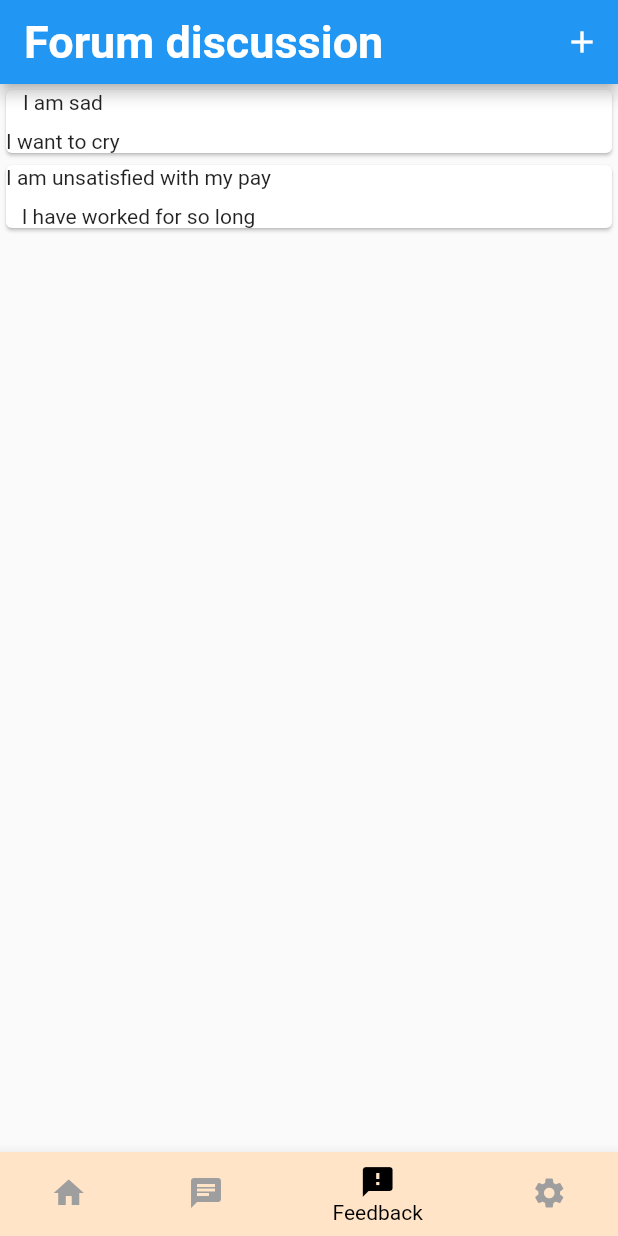
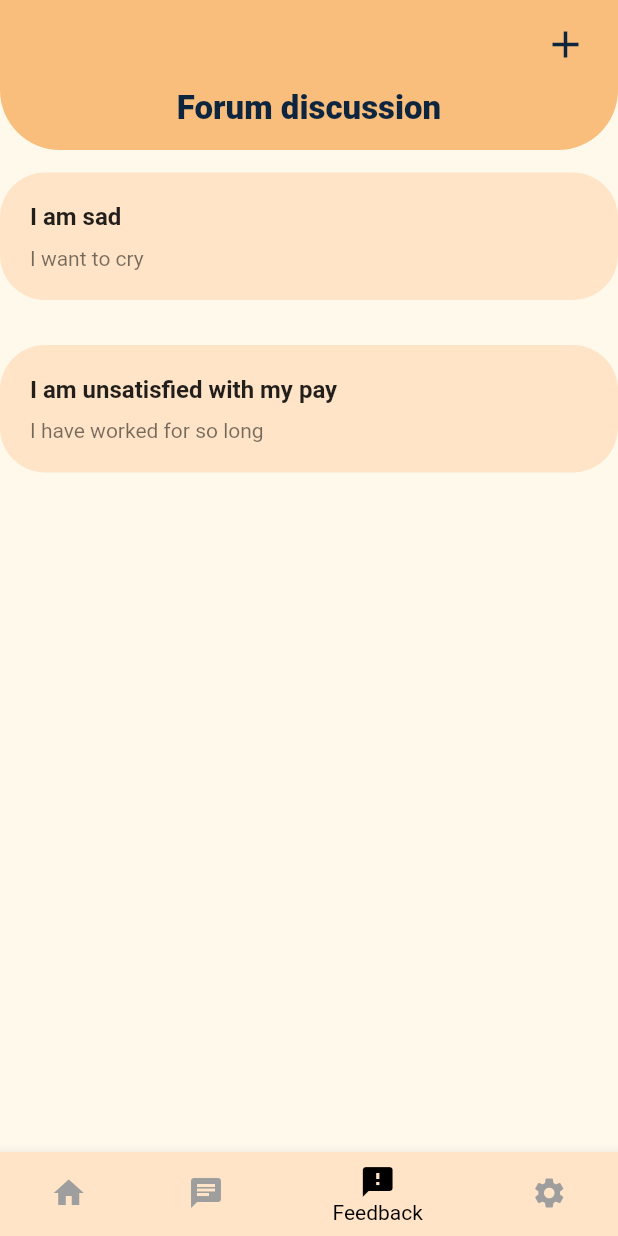
Before and after one commit to mcbebu/bakchormeenonspicy, a Flutter app: the screen it shows after launch, item 3 of the bottom bar chosen, on a phone screen of 412 x 824 dp. Run offline on Flutter 3.47's test engine with Material 2 defaults, Android fonts, the phone set to English and light mode, and no system bars; our stand-ins replace percent_indicator.

Commit message:
beautified forum

```diff
--- a/lib/screens/ForumDiscussion.dart
+++ b/lib/screens/ForumDiscussion.dart
@@ -1,6 +1,11 @@
 import 'dart:ui';
 
 import 'package:flutter/material.dart';
+import 'package:flutter_bak/screens/questionaire.dart';
+import 'package:flutter_bak/theme/colors/light_colors.dart';
+import 'package:flutter_bak/widgets/task_column.dart';
+import 'package:flutter_bak/widgets/task_container.dart';
+import 'package:flutter_bak/widgets/top_container.dart';
 
 class ForumDiscussion extends StatefulWidget {
   @override
@@ -8,28 +13,78 @@ class ForumDiscussion extends StatefulWidget {
 }
 
 class _ForumDiscussion extends State<ForumDiscussion> {
-  final List<Post> posts = [new Post("I am sad", "I want to cry"), new Post("I am unsatisfied with my pay", "I have worked for so long")];
-
+  final List<Post> posts = [
+    new Post("I am sad", "I want to cry"),
+    new Post("I am unsatisfied with my pay", "I have worked for so long")
+  ];
   @override
   Widget build(BuildContext context) {
-    return new Scaffold(
-      appBar: new AppBar(
-        title: new Text(
-          "Forum discussion",
-          style: new TextStyle(fontSize: 30, fontWeight: FontWeight.bold),
-        ),
-        actions: <Widget>[
-          new IconButton(
-            onPressed: () => debugPrint("add"),
-            icon: new Icon(Icons.add),
-          )
-        ],
-      ),
-      body: new Container(
-        child: new ListView.builder(
-          itemBuilder: (context, int index) =>
-          posts[index],
-          itemCount: this.posts.length,
+    double width = MediaQuery.of(context).size.width;
+    return Scaffold(
+      backgroundColor: LightColors.kLightYellow,
+      body: SafeArea(
+        child: Column(
+          children: <Widget>[
+            TopContainer(
+              height: 100,
+              width: width,
+              child: Column(
+                  mainAxisAlignment: MainAxisAlignment.spaceEvenly,
+                  children: <Widget>[
+                    Row(
+                      mainAxisAlignment: MainAxisAlignment.spaceBetween,
+                      children: <Widget>[
+                        Text(''),
+                        SizedBox(width: 20.0),
+                        Text(''),
+                        GestureDetector(
+                          onTap: () {
+                            Navigator.push(
+                              context,
+                              MaterialPageRoute(
+                                  builder: (context) => Questionaire()),
+                            );
+                          },
+                          child: Icon(Icons.add,
+                              color: LightColors.kDarkBlue, size: 30.0),
+                        )
+                      ],
+                    ),
+                    Padding(
+                      padding: const EdgeInsets.symmetric(
+                          horizontal: 0, vertical: 0.0),
+                      child: Row(
+                        crossAxisAlignment: CrossAxisAlignment.center,
+                        mainAxisAlignment: MainAxisAlignment.spaceEvenly,
+                        children: <Widget>[
+                          Column(
+                            crossAxisAlignment: CrossAxisAlignment.center,
+                            children: <Widget>[
+                              Container(
+                                child: Text(
+                                  'Forum discussion',
+                                  textAlign: TextAlign.start,
+                                  style: TextStyle(
+                                    fontSize: 22.0,
+                                    color: LightColors.kDarkBlue,
+                                    fontWeight: FontWeight.w800,
+                                  ),
+                                ),
+                              ),
+                            ],
+                          ),
+                        ],
+                      ),
+                    )
+                  ]),
+            ),
+            Expanded(
+              child: ListView.builder(
+                itemCount: posts.length,
+                itemBuilder: (context, index) => posts[index],
+              ),
+            ),
+          ],
         ),
       ),
     );
@@ -44,30 +99,10 @@ class Post extends StatelessWidget {
 
   @override
   Widget build(BuildContext context) {
-    return new Card(
-      child: new Container(
-        child: new Row(
-          children: <Widget>[
-            new Column(
-              children: [
-                Text(title),
-                SizedBox(height: 10,),
-                Text(content),
-              ]
-            )
-          ],
-        ),
-      ),
+    return TaskContainer(
+      title: title,
+      subtitle: content,
+      boxColor: LightColors.kLightYellow2,
     );
   }
 }
-
-String colorInHex(int code) {
-  if (code == 1) {
-    return "0x7EEF9D";
-  } else if (code == 2) {
-    return "0xF8B585";
-  } else {
-    return "0xEA8B8B";
-  }
-}
--- a/lib/screens/home_page.dart
+++ b/lib/screens/home_page.dart
@@ -42,7 +42,6 @@ class _HomePageState extends State<HomePage> {
     return Scaffold(
       backgroundColor: LightColors.kLightYellow,
       body: SafeArea(
-        child: Expanded(
         child: Column(
           children: <Widget>[
             TopContainer(
@@ -156,7 +155,29 @@ class _HomePageState extends State<HomePage> {
           ],
         ),
       ),
-      ),
     );
   }
 }
+
+
+    // return new Scaffold(
+    //   appBar: new AppBar(
+    //     title: new Text(
+    //       "Forum discussion",
+    //       style: new TextStyle(fontSize: 30, fontWeight: FontWeight.bold),
+    //     ),
+    //     actions: <Widget>[
+    //       new IconButton(
+    //         onPressed: () => debugPrint("add"),
+    //         icon: new Icon(Icons.add),
+    //       )
+    //     ],
+    //   ),
+    //   body: new Container(
+    //   child: new ListView.builder(
+    // itemBuilder: (context, int index) =>
+    // posts[index],
+    //     itemCount: this.posts.length,
+    //   ),
+    // ),
+    // );
```
Also changed, not shown: 23 other files. Lines whose indentation alone changed are shown as unchanged.
